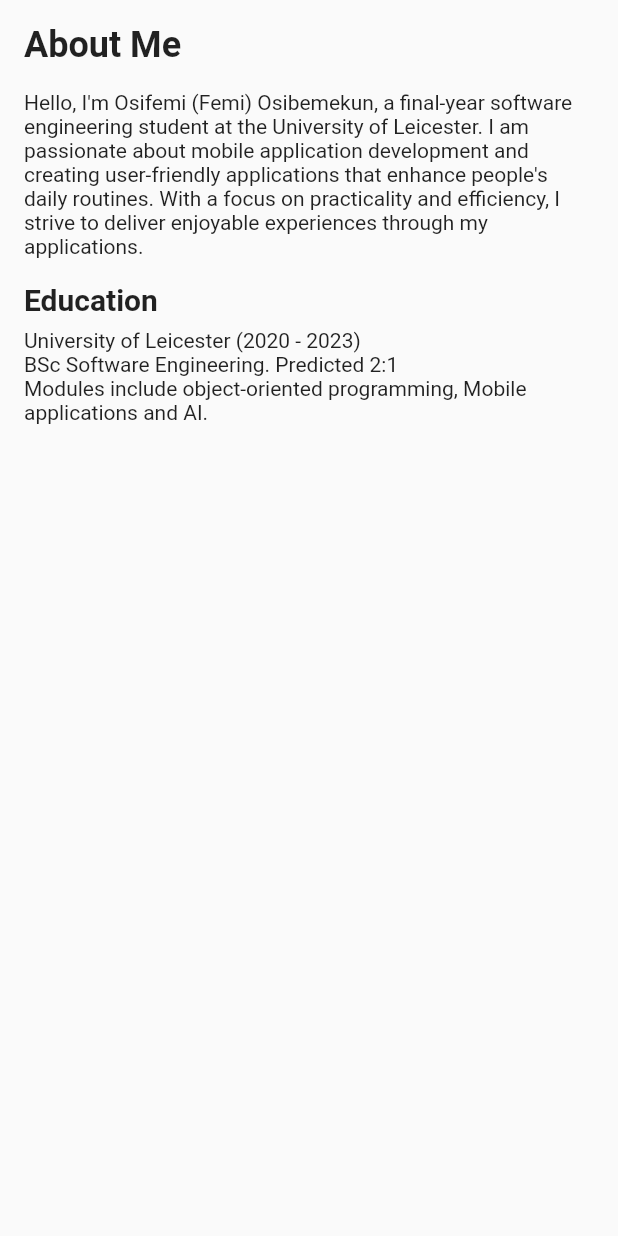
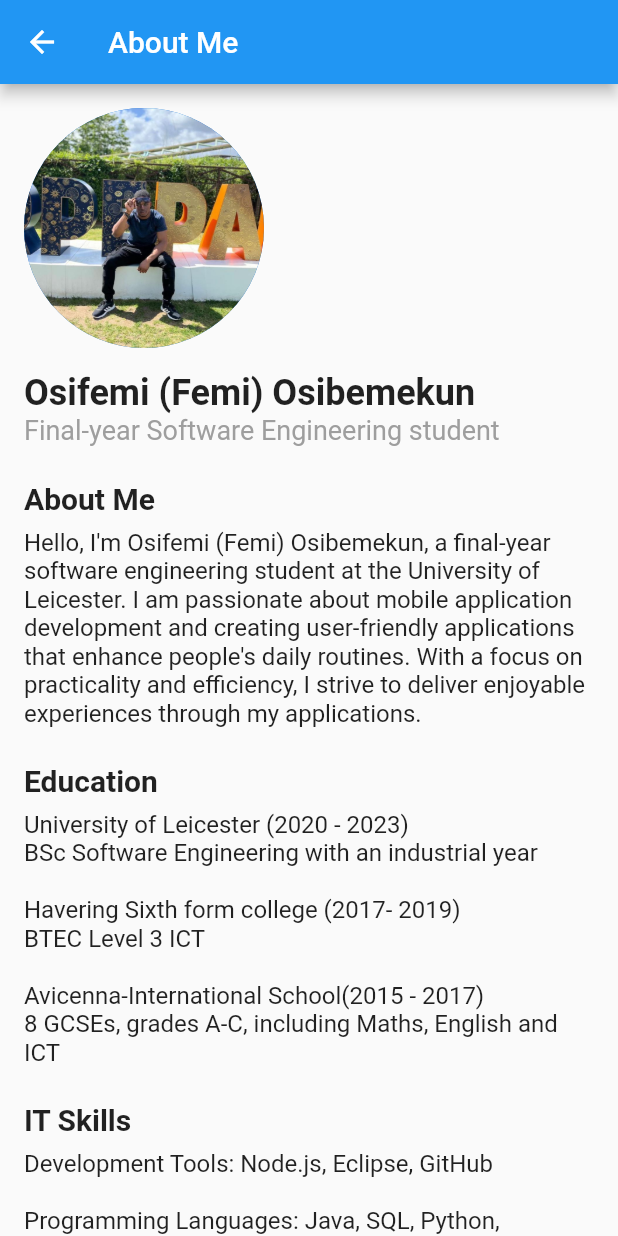
Before and after one commit to Femlol1/myPortfolio, a Flutter app: the AboutMeWidget screen opened directly, on a phone screen of 412 x 824 dp. Run offline on Flutter 3.47's test engine with Material 2 defaults, Android fonts, the phone set to English and light mode, and no system bars.

Commit message:
update 3

```diff
--- a/lib/widgets/about_me.dart
+++ b/lib/widgets/about_me.dart
@@ -5,23 +5,50 @@ class AboutMeWidget extends StatelessWidget {
 
   @override
   Widget build(BuildContext context) {
-    return Container(
-      padding: const EdgeInsets.all(16.0),
-      child: const Column(
+    return Scaffold(
+      appBar: AppBar(
+        title: const Text('About Me'),
+      ),
+      body: const SingleChildScrollView(
+        padding: EdgeInsets.all(16.0),
+        child: Column(
           crossAxisAlignment: CrossAxisAlignment.start,
           children: [
+            CircleAvatar(
+              radius: 80,
+              backgroundImage: AssetImage('assets/profile_picture.jpg'),
+            ),
+            SizedBox(height: 16),
             Text(
-            'About Me',
+              'Osifemi (Femi) Osibemekun',
               style: TextStyle(
                 fontSize: 24,
                 fontWeight: FontWeight.bold,
               ),
             ),
-          SizedBox(height: 16.0),
+            Text(
+              'Final-year Software Engineering student',
+              style: TextStyle(
+                fontSize: 18,
+                color: Colors.grey,
+              ),
+            ),
+            SizedBox(height: 24),
+            Text(
+              'About Me',
+              style: TextStyle(
+                fontSize: 20,
+                fontWeight: FontWeight.bold,
+              ),
+            ),
+            SizedBox(height: 8),
             Text(
               'Hello, I\'m Osifemi (Femi) Osibemekun, a final-year software engineering student at the University of Leicester. I am passionate about mobile application development and creating user-friendly applications that enhance people\'s daily routines. With a focus on practicality and efficiency, I strive to deliver enjoyable experiences through my applications.',
+              style: TextStyle(
+                fontSize: 16,
               ),
-          SizedBox(height: 16.0),
+            ),
+            SizedBox(height: 24),
             Text(
               'Education',
               style: TextStyle(
@@ -29,12 +56,60 @@ class AboutMeWidget extends StatelessWidget {
                 fontWeight: FontWeight.bold,
               ),
             ),
-          SizedBox(height: 8.0),
+            SizedBox(height: 8),
             Text(
-            'University of Leicester (2020 - 2023)\nBSc Software Engineering. Predicted 2:1\nModules include object-oriented programming, Mobile applications and AI.',
+              'University of Leicester (2020 - 2023)\nBSc Software Engineering with an industrial year\n\nHavering Sixth form college (2017- 2019)\nBTEC Level 3 ICT\n\nAvicenna-International School(2015 - 2017)\n8 GCSEs, grades A-C, including Maths, English and ICT',
+              style: TextStyle(
+                fontSize: 16,
               ),
-          // Add more sections for employment, skills, and other details as desired
+            ),
+            SizedBox(height: 24),
+            Text(
+              'IT Skills',
+              style: TextStyle(
+                fontSize: 20,
+                fontWeight: FontWeight.bold,
+              ),
+            ),
+            SizedBox(height: 8),
+            Text(
+              'Development Tools: Node.js, Eclipse, GitHub\n\nProgramming Languages: Java, SQL, Python, JavaScript, PHP, Dart\n\nOperating systems: Android, iOS, Windows and Linux',
+              style: TextStyle(
+                fontSize: 16,
+              ),
+            ),
+            SizedBox(height: 24),
+            Text(
+              'Employment',
+              style: TextStyle(
+                fontSize: 20,
+                fontWeight: FontWeight.bold,
+              ),
+            ),
+            SizedBox(height: 8),
+            Text(
+              'Geta GetaDesk - Software Analyst (July 2022 - August 2022)\nAnalysis of the current web platform (built using Laravel framework and the identification of improvements and best practices.\n\nWarehouse Demonstrator Service (2021 - 2022)\nDemonstrating different products on a daily basis, ranging from electronics to food.\n\nThe University of Leicester - Lead Peer Mentor (2021 - 2022)\nSupporting mentees and representing the university\'s peer mentoring scheme.\n\nSaint Francis Hospice Harold Hill Store - Charity Shop Assistant (2019 - 2020)\nFace-to-face customer service and product management.\n\nInternational Business Machines – IBM Ignite scheme, Southbank London (October 2019 - September 2019)\nCompleted 3 IBM badges and gained practical skills in communication and problem-solving.\n\nTransport for London - TFL (IT department) work placement, Stratford London (April 2018 - May 2018)\nDeveloped websites, virtual reality applications, and tested software.',
+              style: TextStyle(
+                fontSize: 16,
+              ),
+            ),
+            SizedBox(height: 24),
+            Text(
+              'Sports and Interests',
+              style: TextStyle(
+                fontSize: 20,
+                fontWeight: FontWeight.bold,
+              ),
+            ),
+            SizedBox(height: 8),
+            Text(
+              'University of Leicester American football team\n\nRoller skating\n\nTable tennis',
+              style: TextStyle(
+                fontSize: 16,
+              ),
+            ),
           ],
+        ),
       ),
     );
   }
```
Also changed, not shown: lib/main.dart (+49 -6 lines). Lines whose indentation alone changed are shown as unchanged.
